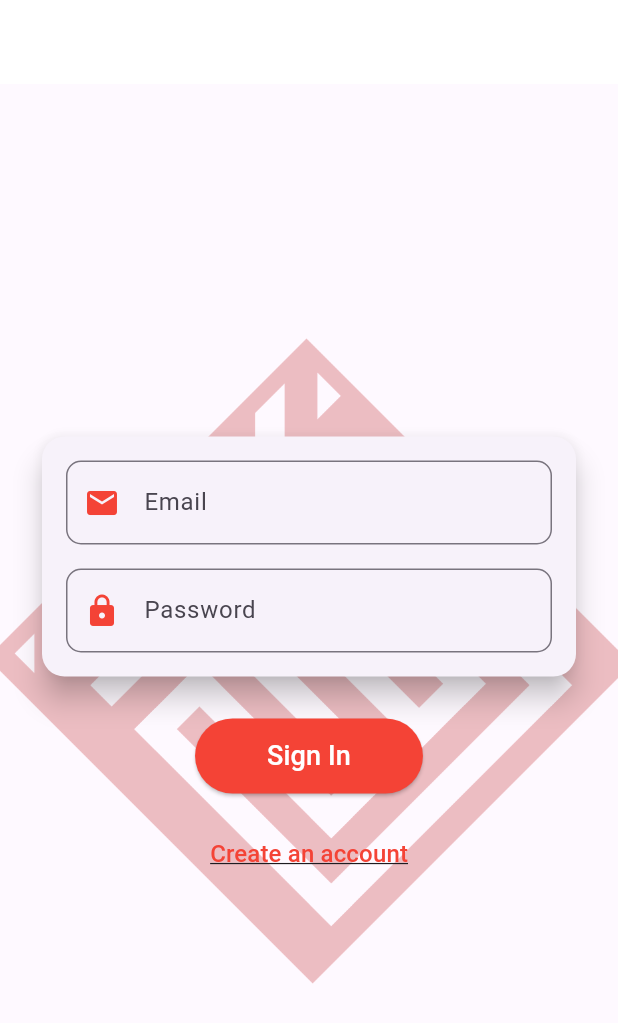
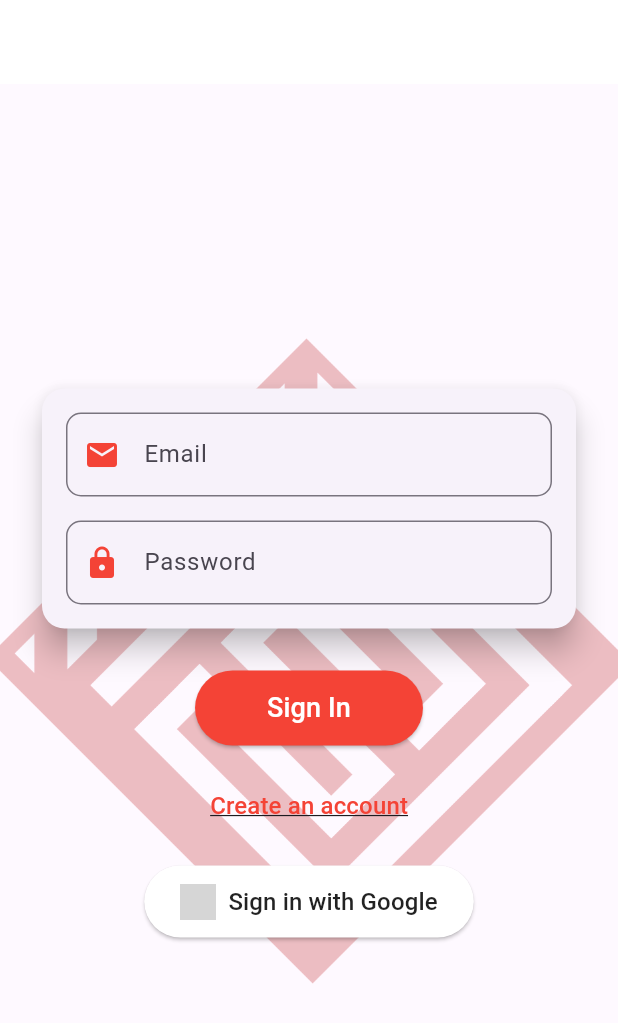
Before and after one commit to gonzaleza61/wmftracker, a Flutter app: the screen it shows after launch, on a phone screen of 412 x 824 dp. Shown: the top 1023 px of the screen. Run offline on Flutter 3.47's test engine with Material 3 defaults, Android fonts, the light colour scheme and no system bars; our stand-ins replace email_validator, firebase_auth, firebase_core, firebase_database, google_fonts, google_sign_in; accounts and stored records are empty; grey boxes are pictures that could not be loaded.

Commit message:
sign in with google

```diff
--- a/weight_tracker/lib/screens/fbauth_screen.dart
+++ b/weight_tracker/lib/screens/fbauth_screen.dart
@@ -1,5 +1,6 @@
 import 'package:flutter/material.dart';
 import 'package:firebase_auth/firebase_auth.dart';
+import 'package:google_sign_in/google_sign_in.dart';
 
 class AuthScreen extends StatefulWidget {
   const AuthScreen({super.key});
@@ -10,9 +11,32 @@ class AuthScreen extends StatefulWidget {
 
 class _AuthScreenState extends State<AuthScreen> {
   final FirebaseAuth _auth = FirebaseAuth.instance;
+  final GoogleSignIn _googleSignIn = GoogleSignIn();
   final TextEditingController emailController = TextEditingController();
   final TextEditingController passwordController = TextEditingController();
   bool isLogin = true; // Toggle between Sign In and Sign Up
+
+  Future<void> signInWithGoogle() async {
+    try {
+      final GoogleSignInAccount? googleUser = await _googleSignIn.signIn();
+      if (googleUser == null) return;
+
+      final GoogleSignInAuthentication googleAuth = await googleUser.authentication;
+      final credential = GoogleAuthProvider.credential(
+        accessToken: googleAuth.accessToken,
+        idToken: googleAuth.idToken,
+      );
+
+      await _auth.signInWithCredential(credential);
+    } catch (e) {
+      ScaffoldMessenger.of(context).showSnackBar(
+        SnackBar(
+          content: Text("Error signing in with Google: ${e.toString()}"),
+          backgroundColor: Colors.red,
+        ),
+      );
+    }
+  }
 
   void authenticate(BuildContext context) async {
     try {
@@ -158,6 +182,28 @@ class _AuthScreenState extends State<AuthScreen> {
                         ),
                       ),
                     ),
+                    SizedBox(height: 16),
+                    ElevatedButton.icon(
+                      onPressed: signInWithGoogle,
+                      icon: Image.asset(
+                        'lib/assets/google_logo.png',
+                        height: 24,
+                      ),
+                      label: Text(
+                        "Sign in with Google",
+                        style: TextStyle(
+                          fontSize: 16,
+                          color: Colors.black87,
+                        ),
+                      ),
+                      style: ElevatedButton.styleFrom(
+                        backgroundColor: Colors.white,
+                        padding: EdgeInsets.symmetric(horizontal: 24, vertical: 12),
+                        shape: RoundedRectangleBorder(
+                          borderRadius: BorderRadius.circular(25),
+                        ),
+                      ),
+                    ),
                   ],
                 ),
               ),
--- a/weight_tracker/lib/screens/weight_tracker_screen.dart
+++ b/weight_tracker/lib/screens/weight_tracker_screen.dart
@@ -162,8 +162,8 @@ class _WeightTrackerScreenState extends State<WeightTrackerScreen> {
               onPressed: () => Navigator.pop(context),
             ),
             TextButton(
+              onPressed: _addWeightEntry,
               child: Text('Add'),
-              onPressed: _addWeightEntry,
             ),
           ],
         );
--- a/weight_tracker/lib/screens/workout_tracker_screen.dart
+++ b/weight_tracker/lib/screens/workout_tracker_screen.dart
@@ -164,8 +164,8 @@ class _WorkoutTrackerScreenState extends State<WorkoutTrackerScreen> {
               onPressed: () => Navigator.pop(context),
             ),
             TextButton(
+              onPressed: _addWorkoutEntry,
               child: Text('Add'),
-              onPressed: _addWorkoutEntry,
             ),
           ],
         );
```
Also changed, not shown: 1 other file.
